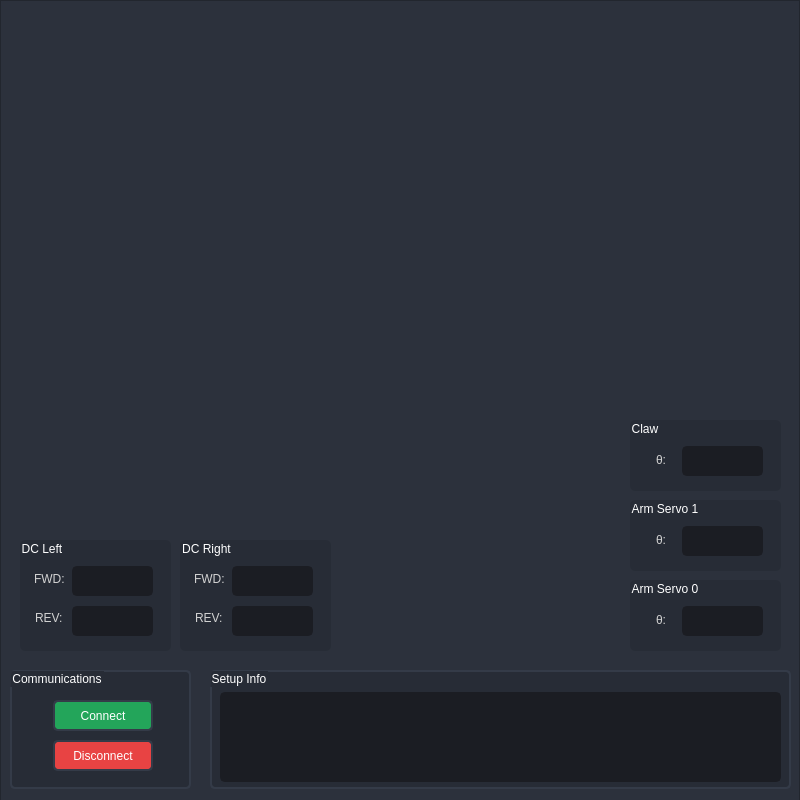
Qt form Challenge 7 - Go Beyond/TeamTeamRedViewer-GUI/ui/TeamTeamRedViewer_v0.1.ui (wildlyons99/EE31Junior-Design) before a commit.
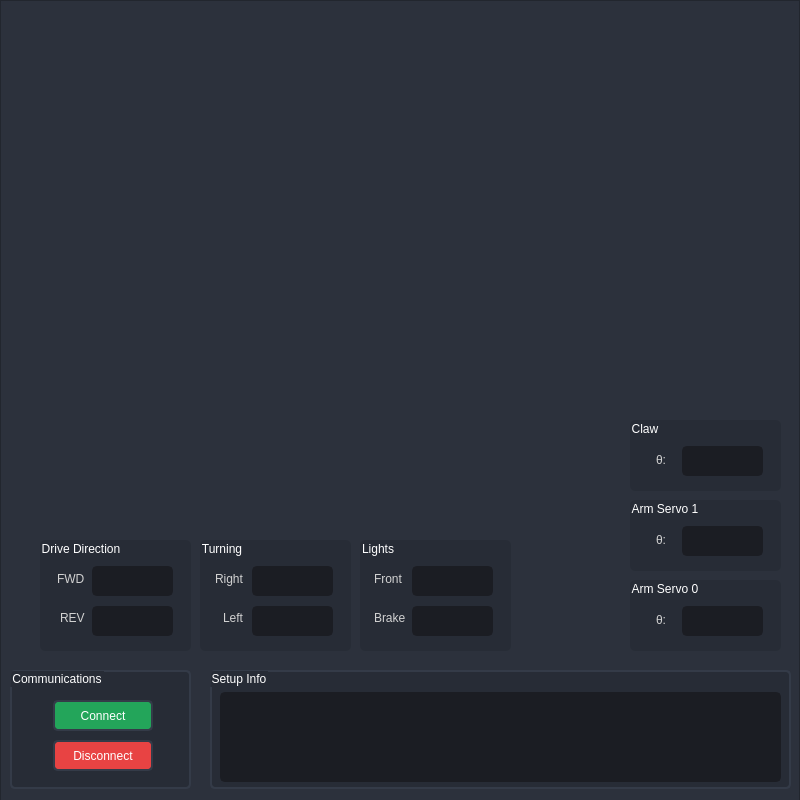
The same form after that commit. Icons and pictures are not drawn.

The edit to the form file:
```diff
--- a/Challenge 7 - Go Beyond/TeamTeamRedViewer-GUI/ui/TeamTeamRedViewer_v0.1.ui
+++ b/Challenge 7 - Go Beyond/TeamTeamRedViewer-GUI/ui/TeamTeamRedViewer_v0.1.ui
@@ -314,7 +314,7 @@
     <widget class="QGroupBox" name="groupBoxDCLeft">
      <property name="geometry">
       <rect>
-       <x>20</x>
+       <x>40</x>
        <y>540</y>
        <width>151</width>
        <height>111</height>
@@ -328,7 +328,7 @@
 }</string>
      </property>
      <property name="title">
-      <string>DC Left</string>
+      <string>Drive Direction</string>
      </property>
      <widget class="QFrame" name="frameDCLeft">
       <property name="geometry">
@@ -352,7 +352,7 @@
       <widget class="QLabel" name="labelFWD_0">
        <property name="geometry">
         <rect>
-         <x>4</x>
+         <x>7</x>
          <y>13</y>
          <width>30</width>
          <height>20</height>
@@ -364,7 +364,7 @@
         </font>
        </property>
        <property name="text">
-        <string>FWD:</string>
+        <string>FWD</string>
        </property>
       </widget>
       <widget class="QTextBrowser" name="textBrowserREV_0">
@@ -405,7 +405,7 @@
       <widget class="QLabel" name="labelREV_0">
        <property name="geometry">
         <rect>
-         <x>5</x>
+         <x>10</x>
          <y>52</y>
          <width>30</width>
          <height>20</height>
@@ -417,7 +417,7 @@
         </font>
        </property>
        <property name="text">
-        <string>REV:</string>
+        <string>REV</string>
        </property>
       </widget>
      </widget>
@@ -425,7 +425,7 @@
     <widget class="QGroupBox" name="groupBoxDCRight">
      <property name="geometry">
       <rect>
-       <x>180</x>
+       <x>200</x>
        <y>540</y>
        <width>151</width>
        <height>111</height>
@@ -439,7 +439,7 @@
 }</string>
      </property>
      <property name="title">
-      <string>DC Right</string>
+      <string>Turning</string>
      </property>
      <widget class="QFrame" name="frameDCRight">
       <property name="geometry">
@@ -463,7 +463,7 @@
       <widget class="QLabel" name="labelFWD_2">
        <property name="geometry">
         <rect>
-         <x>4</x>
+         <x>5</x>
          <y>13</y>
          <width>30</width>
          <height>20</height>
@@ -475,7 +475,7 @@
         </font>
        </property>
        <property name="text">
-        <string>FWD:</string>
+        <string>Right</string>
        </property>
       </widget>
       <widget class="QTextBrowser" name="textBrowserREV_2">
@@ -516,7 +516,7 @@
       <widget class="QLabel" name="labelREV_2">
        <property name="geometry">
         <rect>
-         <x>5</x>
+         <x>13</x>
          <y>52</y>
          <width>30</width>
          <height>20</height>
@@ -528,7 +528,7 @@
         </font>
        </property>
        <property name="text">
-        <string>REV:</string>
+        <string>Left</string>
        </property>
       </widget>
      </widget>
@@ -774,17 +774,19 @@
     <widget class="QLabel" name="testImage_2">
      <property name="geometry">
       <rect>
-       <x>45</x>
+       <x>90</x>
        <y>20</y>
        <width>361</width>
        <height>241</height>
       </rect>
      </property>
+     <property name="autoFillBackground">
+      <bool>false</bool>
+     </property>
      <property name="styleSheet">
       <string notr="true">image: url(:/sideView/Phase05-bot-side-view.png);
 color: transparent;
 background-color: transparent;
-border-radius: 5px;
 </string>
      </property>
      <property name="text">
@@ -814,12 +816,15 @@
     <widget class="QLabel" name="testImage_4">
      <property name="geometry">
       <rect>
-       <x>160</x>
+       <x>220</x>
        <y>250</y>
        <width>351</width>
        <height>251</height>
       </rect>
      </property>
+     <property name="autoFillBackground">
+      <bool>false</bool>
+     </property>
      <property name="styleSheet">
       <string notr="true">image: url(:/backView/Phase05-bot-back-view.png);
 color: transparent;
@@ -831,6 +836,129 @@
       <string>backview</string>
      </property>
     </widget>
+    <widget class="QGroupBox" name="groupBoxLIGHTS">
+     <property name="geometry">
+      <rect>
+       <x>360</x>
+       <y>540</y>
+       <width>151</width>
+       <height>111</height>
+      </rect>
+     </property>
+     <property name="styleSheet">
+      <string notr="true">QGroupBox {
+	border-radius: 5px;	
+	background-color: rgb(39, 44, 54);
+	color: white;
+}</string>
+     </property>
+     <property name="title">
+      <string>Lights</string>
+     </property>
+     <widget class="QFrame" name="frameLIGHTS">
+      <property name="geometry">
+       <rect>
+        <x>10</x>
+        <y>16</y>
+        <width>141</width>
+        <height>91</height>
+       </rect>
+      </property>
+      <property name="styleSheet">
+       <string notr="true">background-color: transparent;
+border-radius: 5px;</string>
+      </property>
+      <property name="frameShape">
+       <enum>QFrame::StyledPanel</enum>
+      </property>
+      <property name="frameShadow">
+       <enum>QFrame::Raised</enum>
+      </property>
+      <widget class="QLabel" name="labelFRONTLIGHTS">
+       <property name="geometry">
+        <rect>
+         <x>4</x>
+         <y>13</y>
+         <width>30</width>
+         <height>20</height>
+        </rect>
+       </property>
+       <property name="font">
+        <font>
+         <family>Segoe UI</family>
+        </font>
+       </property>
+       <property name="text">
+        <string>Front</string>
+       </property>
+      </widget>
+      <widget class="QTextBrowser" name="textBrowserBRAKELIGHTS">
+       <property name="geometry">
+        <rect>
+         <x>42</x>
+         <y>50</y>
+         <width>81</width>
+         <height>30</height>
+        </rect>
+       </property>
+       <property name="styleSheet">
+        <string notr="true">QTextBrowser {
+	background-color: rgb(27, 29, 35);
+	border-radius: 5px;
+	border: 2px solid rgb(27, 29, 35);
+}</string>
+       </property>
+      </widget>
+      <widget class="QTextBrowser" name="textBrowserFRONTLIGHTS">
+       <property name="geometry">
+        <rect>
+         <x>42</x>
+         <y>10</y>
+         <width>81</width>
+         <height>30</height>
+        </rect>
+       </property>
+       <property name="styleSheet">
+        <string notr="true">QTextBrowser {
+	background-color: rgb(27, 29, 35);
+	border-radius: 5px;
+	border: 2px solid rgb(27, 29, 35);
+}
+</string>
+       </property>
+      </widget>
+      <widget class="QLabel" name="labelBRAKELIGHTS">
+       <property name="geometry">
+        <rect>
+         <x>4</x>
+         <y>52</y>
+         <width>31</width>
+         <height>20</height>
+        </rect>
+       </property>
+       <property name="font">
+        <font>
+         <family>Segoe UI</family>
+        </font>
+       </property>
+       <property name="text">
+        <string>Brake</string>
+       </property>
+      </widget>
+     </widget>
+    </widget>
+    <zorder>groupBoxSerialCommands</zorder>
+    <zorder>groupBoxSetupInfo</zorder>
+    <zorder>groupBoxDCLeft</zorder>
+    <zorder>groupBoxTURNING</zorder>
+    <zorder>groupBoxArm_0</zorder>
+    <zorder>groupBoxArm_1</zorder>
+    <zorder>groupBoxClaw</zorder>
+    <zorder>frontView</zorder>
+    <zorder>backView</zorder>
+    <zorder>groupBoxLIGHTS</zorder>
+    <zorder>sideView</zorder>
+    <zorder>testImage</zorder>
    </widget>
   </widget>
  </widget>
```
Left out of the diff: 75 changed lines with no effect on the pictures.
